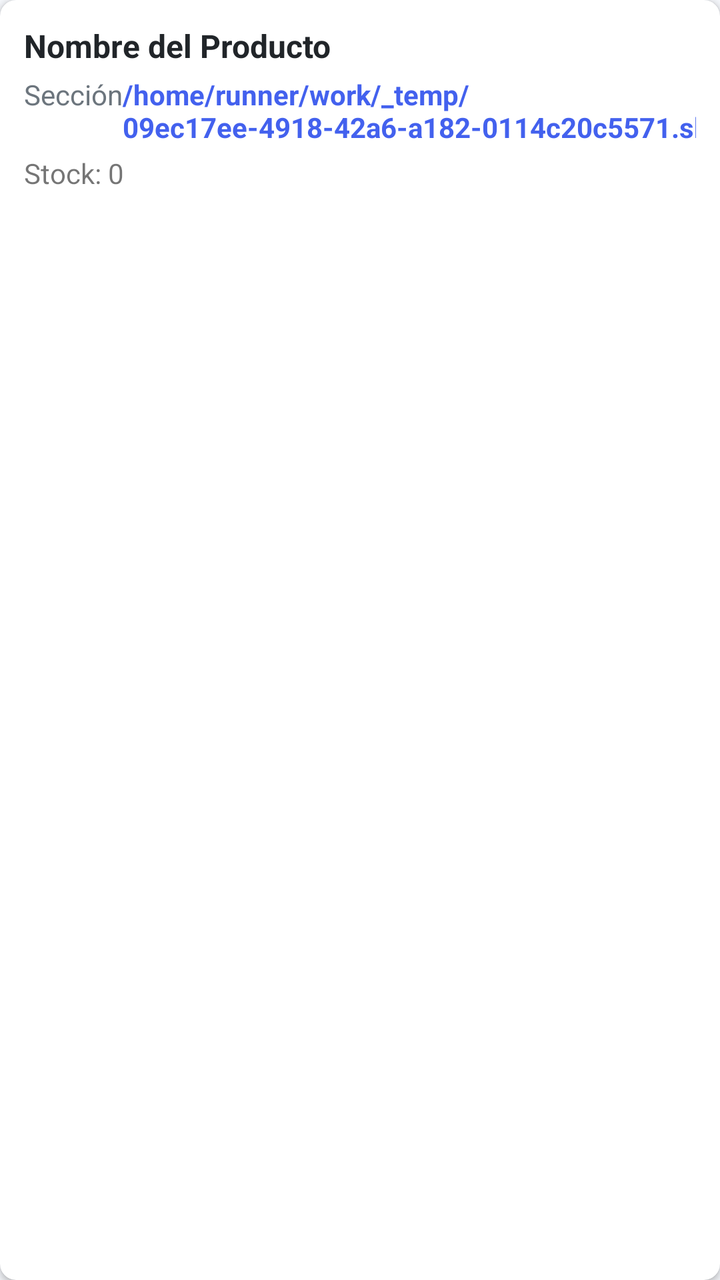
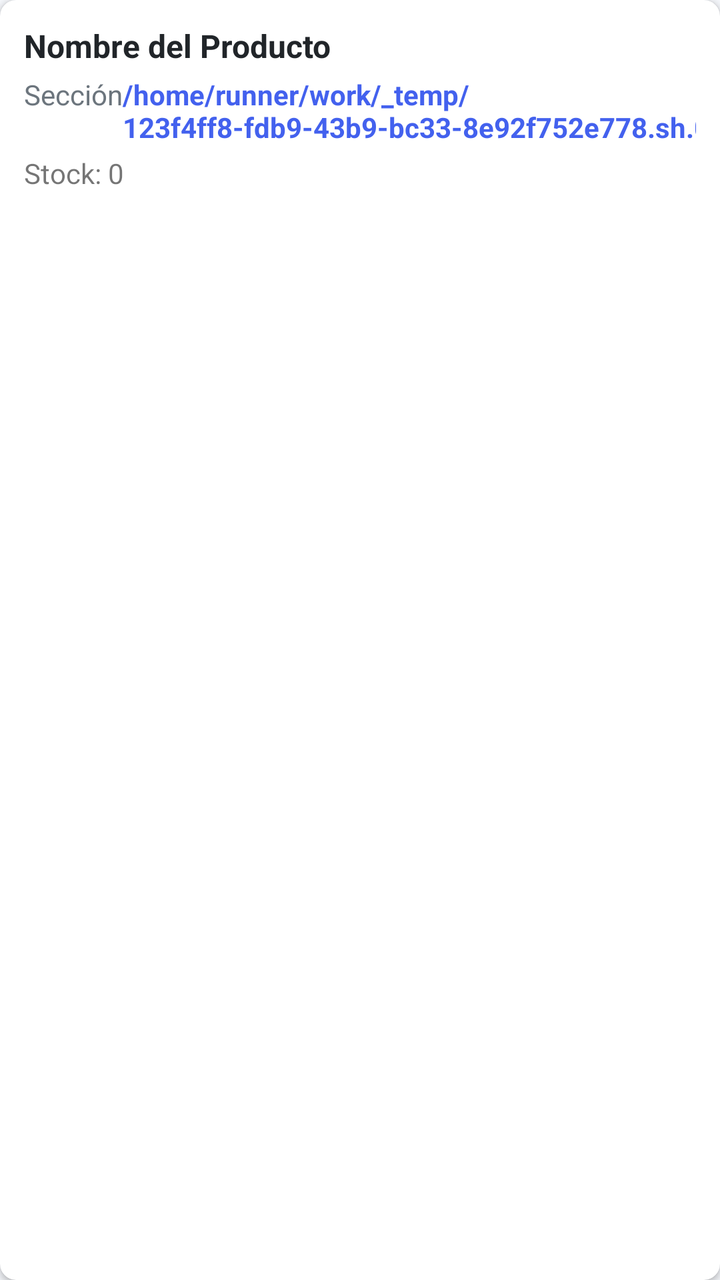

Compare the two renders of this Android layout. The source of the first and the diff that turns it into the second are given below.
<!-- AndroidManifest.xml: application theme Theme.OmniVentas -->
<!-- res/layout/item_producto.xml -->
<?xml version="1.0" encoding="utf-8"?>
<androidx.cardview.widget.CardView xmlns:android="http://schemas.android.com/apk/res/android"
    xmlns:app="http://schemas.android.com/apk/res-auto"
    android:layout_width="match_parent"
    android:layout_height="wrap_content"
    android:layout_marginBottom="8dp"
    app:cardCornerRadius="8dp"
    app:cardElevation="2dp">
    <LinearLayout
        android:layout_width="match_parent"
        android:layout_height="wrap_content"
        android:orientation="vertical"
        android:padding="12dp">
        <TextView
            android:id="@+id/tv_nombre"
            android:layout_width="match_parent"
            android:layout_height="wrap_content"
            android:text="Nombre del Producto"
            android:textSize="16sp"
            android:textStyle="bold"
            android:textColor="@color/dark" />
        <LinearLayout
            android:layout_width="match_parent"
            android:layout_height="wrap_content"
            android:orientation="horizontal"
            android:layout_marginTop="4dp">
            <TextView
                android:id="@+id/tv_seccion"
                android:layout_width="0dp"
                android:layout_height="wrap_content"
                android:layout_weight="1"
                android:text="Sección"
                android:textSize="14sp"
                android:textColor="@color/gray" />
            <TextView
                android:id="@+id/tv_precio"
                android:layout_width="wrap_content"
                android:layout_height="wrap_content"
                android:text="/home/runner/work/_temp/09ec17ee-4918-42a6-a182-0114c20c5571.sh.00"
                android:textSize="14sp"
                android:textColor="@color/primary"
                android:textStyle="bold" />
        </LinearLayout>
        <TextView
            android:id="@+id/tv_stock"
            android:layout_width="wrap_content"
            android:layout_height="wrap_content"
            android:text="Stock: 0"
            android:textSize="14sp"
            android:layout_marginTop="4dp" />
    </LinearLayout>
</androidx.cardview.widget.CardView>
<!-- resources referenced by this layout -->
<resources>
  <color name="dark">#212529</color>
  <color name="gray">#6C757D</color>
  <color name="primary">#4361EE</color>
  <style name="Theme.OmniVentas" parent="Theme.MaterialComponents.DayNight.NoActionBar">
          <item name="colorPrimary">@color/primary</item>
          <item name="colorPrimaryVariant">@color/primary_dark</item>
          <item name="colorOnPrimary">@color/white</item>
          <item name="colorSecondary">@color/secondary</item>
          <item name="colorOnSecondary">@color/white</item>
          <item name="android:statusBarColor">@color/primary</item>
          <item name="android:windowBackground">@color/light_gray</item>
      </style>
  <color name="primary_dark">#3A56D4</color>
  <color name="white">#FFFFFF</color>
  <color name="secondary">#3F37C9</color>
  <color name="light_gray">#F5F7FB</color>
</resources>

<!-- the commit's change to res/layout/item_producto.xml (unified diff, before → after) -->
@@ -36,7 +36,7 @@
                 android:id="@+id/tv_precio"
                 android:layout_width="wrap_content"
                 android:layout_height="wrap_content"
-                android:text="/home/runner/work/_temp/09ec17ee-4918-42a6-a182-0114c20c5571.sh.00"
+                android:text="/home/runner/work/_temp/123f4ff8-fdb9-43b9-bc33-8e92f752e778.sh.00"
                 android:textSize="14sp"
                 android:textColor="@color/primary"
                 android:textStyle="bold" />
